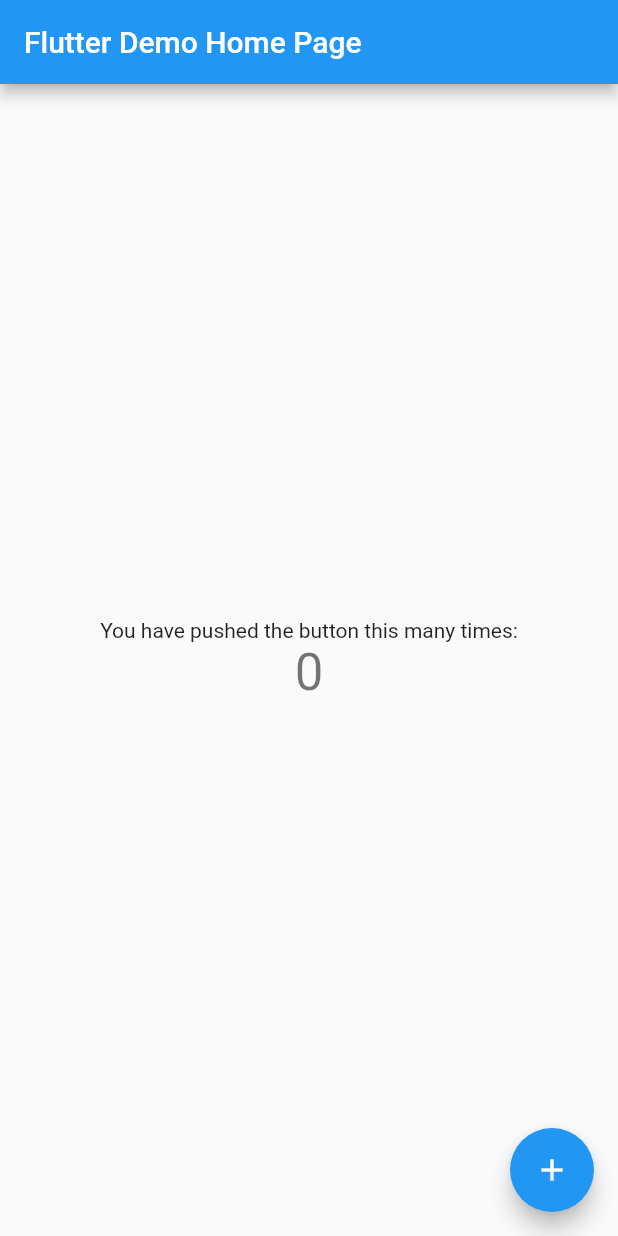
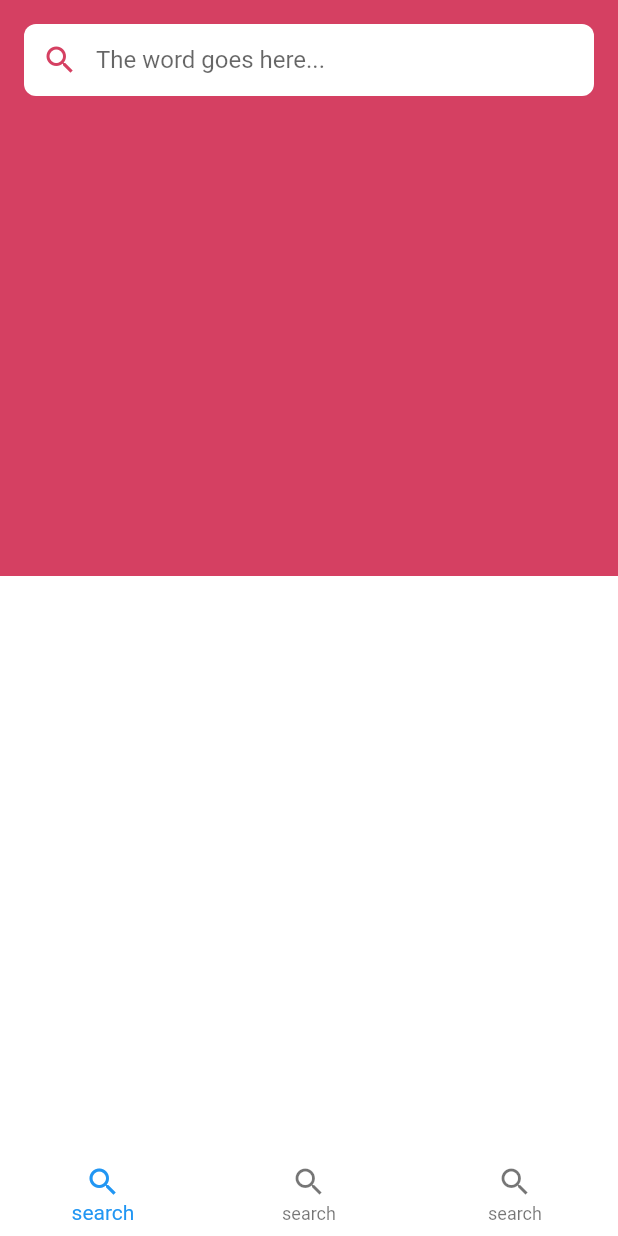
Before and after one commit to kabirnayeem99/flutter_offline_dictionary, a Flutter app: the screen it shows after launch, on a phone screen of 412 x 824 dp. Run offline on Flutter 3.47's test engine with Material 2 defaults, Android fonts, the phone set to English and light mode, and no system bars.

Commit message:
🧻 implemented multipage view
added search text field
implemented three separate page for different purposes

```diff
--- a/lib/main.dart
+++ b/lib/main.dart
@@ -1,4 +1,5 @@
 import 'package:flutter/material.dart';
+import 'package:flutter_offline_dictionary/screens/dictionary_screen.dart';
 
 void main() {
   runApp(MyApp());
@@ -8,12 +9,9 @@ class MyApp extends StatelessWidget {
   @override
   Widget build(BuildContext context) {
     return MaterialApp(
-      title: 'Flutter Demo',
-      theme: ThemeData(
-        primarySwatch: Colors.blue,
-        visualDensity: VisualDensity.adaptivePlatformDensity,
-      ),
-      home: MyHomePage(title: 'Flutter Demo Home Page'),
+      debugShowCheckedModeBanner: false,
+      title: 'Bangla Dictionary',
+      home: MyHomePage(title: 'Bangla Dictionary'),
     );
   }
 }
@@ -28,39 +26,8 @@ class MyHomePage extends StatefulWidget {
 }
 
 class _MyHomePageState extends State<MyHomePage> {
-  int _counter = 0;
-
-  void _incrementCounter() {
-    setState(() {
-      _counter++;
-    });
-  }
-
   @override
   Widget build(BuildContext context) {
-    return Scaffold(
-      appBar: AppBar(
-        title: Text(widget.title),
-      ),
-      body: Center(
-        child: Column(
-          mainAxisAlignment: MainAxisAlignment.center,
-          children: <Widget>[
-            Text(
-              'You have pushed the button this many times:',
-            ),
-            Text(
-              '$_counter',
-              style: Theme.of(context).textTheme.headline4,
-            ),
-          ],
-        ),
-      ),
-      floatingActionButton: FloatingActionButton(
-        onPressed: _incrementCounter,
-        tooltip: 'Increment',
-        child: Icon(Icons.add),
-      ),
-    );
+    return DictionaryScreen();
   }
 }
--- /dev/null
+++ b/lib/screens/dictionary_screen.dart
@@ -0,0 +1,87 @@
+import 'package:flutter/material.dart';
+import 'package:flutter_offline_dictionary/theme/style.dart';
+
+class DictionaryScreen extends StatefulWidget {
+  DictionaryScreen({Key key}) : super(key: key);
+
+  @override
+  _DictionaryScreenState createState() => _DictionaryScreenState();
+}
+
+class _DictionaryScreenState extends State<DictionaryScreen> {
+  PageController dictionaryScreenPageController;
+  @override
+  Widget build(BuildContext context) {
+    return Scaffold(
+      bottomNavigationBar: BottomNavigationBar(
+        elevation: 0.0,
+        backgroundColor: Colors.white,
+        items: [
+          BottomNavigationBarItem(
+            icon: Icon(Icons.search),
+            title: Text("search"),
+          ),
+          BottomNavigationBarItem(
+            icon: Icon(Icons.search),
+            title: Text("search"),
+          ),
+          BottomNavigationBarItem(
+            icon: Icon(Icons.search),
+            title: Text("search"),
+          ),
+        ],
+      ),
+      body: PageView(
+        controller: dictionaryScreenPageController,
+        children: [
+          Container(
+            color: Style.redColor,
+            child: Center(
+              child: SafeArea(
+                child: Column(
+                  mainAxisAlignment: MainAxisAlignment.center,
+                  children: [
+                    Expanded(
+                      child: Container(
+                        margin: EdgeInsets.all(16.0),
+                        child: TextField(
+                          autocorrect: true,
+                          decoration: InputDecoration(
+                              contentPadding: EdgeInsets.symmetric(
+                                vertical: 2.0,
+                                horizontal: 8.0,
+                              ),
+                              focusColor: Style.redColor,
+                              hoverColor: Style.redColor,
+                              border: OutlineInputBorder(
+                                borderRadius: BorderRadius.circular(8.0),
+                                borderSide: BorderSide.none,
+                              ),
+                              prefixIcon: Icon(
+                                Icons.search,
+                                color: Style.redColor,
+                              ),
+                              filled: true,
+                              fillColor: Colors.white,
+                              hintText: "The word goes here..."),
+                        ),
+                      ),
+                    ),
+                    Expanded(
+                      child: Container(
+                        color: Colors.white,
+                      ),
+                    ),
+                  ],
+                ),
+              ),
+            ),
+          ),
+          Text(
+            "whdo",
+          ),
+        ],
+      ),
+    );
+  }
+}
--- a/lib/theme/style.dart
+++ b/lib/theme/style.dart
@@ -0,0 +1,8 @@
+import 'package:flutter/material.dart';
+
+class Style {
+  static Color redColor = Color(0xffd54062);
+  static Color orangeColor = Color(0xffffa36c);
+  static Color yellowColor = Color(0xffebdc87);
+  static Color greenColor = Color(0xff799351);
+}
```
Also changed, not shown: 1 other file.
